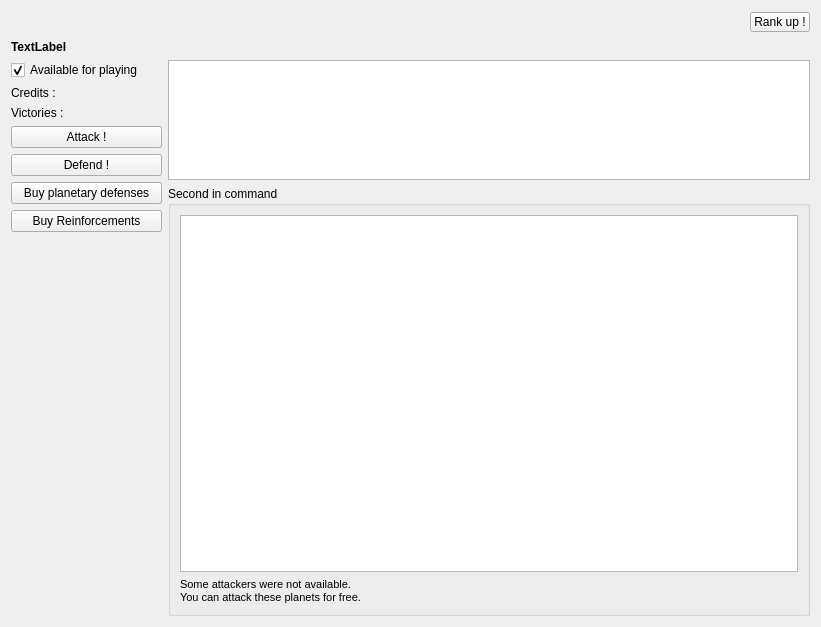
Before: the Qt Designer form src/_res/galacticwar/infopanel.ui in FAForever/client, drawn with Qt 5.
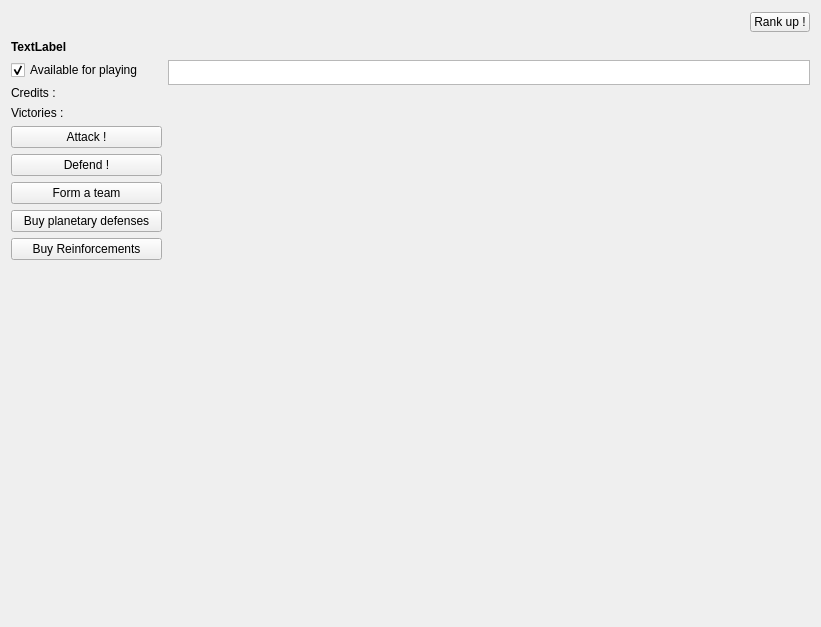
After: the same form once the commit is applied.

Commit message: GW: Removed useless code, added Team button.

```diff
--- a/src/_res/galacticwar/infopanel.ui
+++ b/src/_res/galacticwar/infopanel.ui
@@ -174,6 +174,13 @@
        </property>
       </widget>
      </item>
+     <item>
+      <widget class="QPushButton" name="formTeamButton">
+       <property name="text">
+        <string>Form a team</string>
+       </property>
+      </widget>
+     </item>
      <item>
       <widget class="QPushButton" name="planetaryDefensesButton">
        <property name="text">
@@ -210,47 +217,29 @@
        <property name="minimumSize">
         <size>
          <width>0</width>
-         <height>120</height>
+         <height>25</height>
         </size>
        </property>
        <property name="maximumSize">
         <size>
          <width>16777215</width>
-         <height>120</height>
+         <height>25</height>
         </size>
        </property>
       </widget>
      </item>
      <item>
-      <widget class="QGroupBox" name="attackBox">
-       <property name="title">
-        <string>Second in command</string>
+      <spacer name="verticalSpacer_2">
+       <property name="orientation">
+        <enum>Qt::Vertical</enum>
        </property>
-       <layout class="QGridLayout" name="gridLayout">
-        <item row="1" column="0">
-         <widget class="QListWidget" name="attackProposalListWidget">
-          <property name="maximumSize">
-           <size>
-            <width>16777215</width>
-            <height>16777215</height>
-           </size>
-          </property>
-         </widget>
-        </item>
-        <item row="2" column="0">
-         <widget class="QLabel" name="label_3">
-          <property name="text">
-           <string>&lt;!DOCTYPE HTML PUBLIC &quot;-//W3C//DTD HTML 4.0//EN&quot; &quot;http://www.w3.org/TR/REC-html40/strict.dtd&quot;&gt;
-&lt;html&gt;&lt;head&gt;&lt;meta name=&quot;qrichtext&quot; content=&quot;1&quot; /&gt;&lt;style type=&quot;text/css&quot;&gt;
-p, li { white-space: pre-wrap; }
-&lt;/style&gt;&lt;/head&gt;&lt;body style=&quot; font-family:'MS Shell Dlg 2'; font-size:8.25pt; font-weight:400; font-style:normal;&quot;&gt;
-&lt;p style=&quot; margin-top:0px; margin-bottom:0px; margin-left:0px; margin-right:0px; -qt-block-indent:0; text-indent:0px;&quot;&gt;&lt;span style=&quot; font-size:8pt;&quot;&gt;Some attackers were not available.&lt;/span&gt;&lt;/p&gt;
-&lt;p style=&quot; margin-top:0px; margin-bottom:0px; margin-left:0px; margin-right:0px; -qt-block-indent:0; text-indent:0px;&quot;&gt;&lt;span style=&quot; font-size:8pt;&quot;&gt;You can attack these planets for free.&lt;/span&gt;&lt;/p&gt;&lt;/body&gt;&lt;/html&gt;</string>
-          </property>
-         </widget>
-        </item>
-       </layout>
-      </widget>
+       <property name="sizeHint" stdset="0">
+        <size>
+         <width>20</width>
+         <height>40</height>
+        </size>
+       </property>
+      </spacer>
      </item>
     </layout>
    </item>
```
The commit also changes 1 other file.
